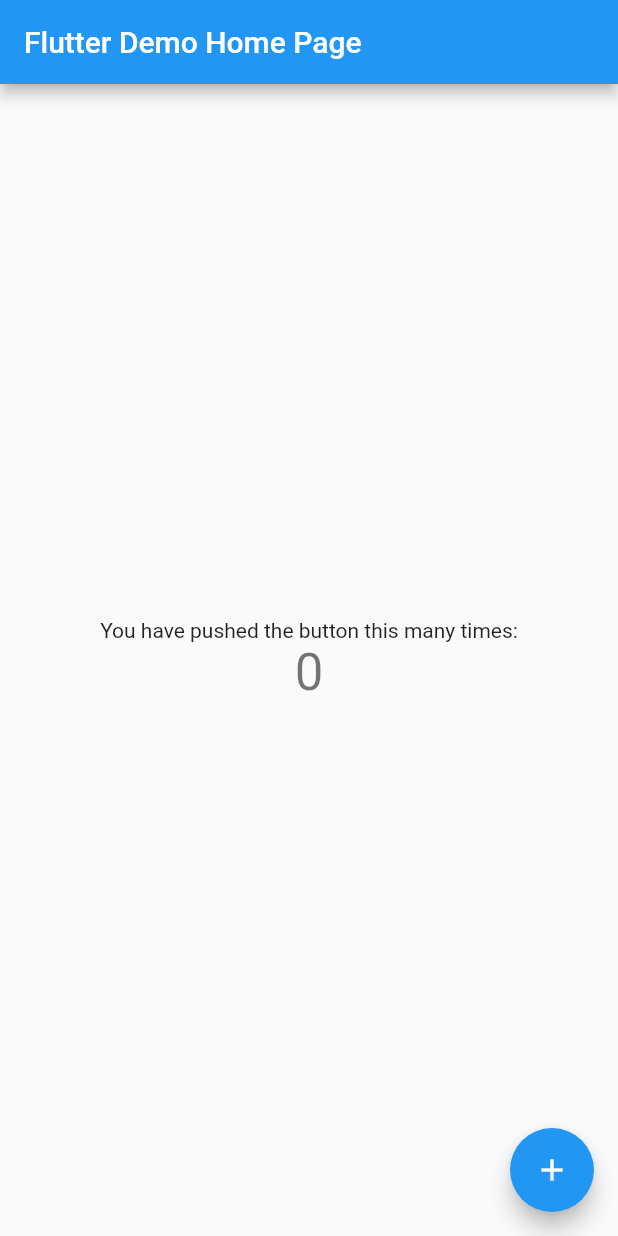
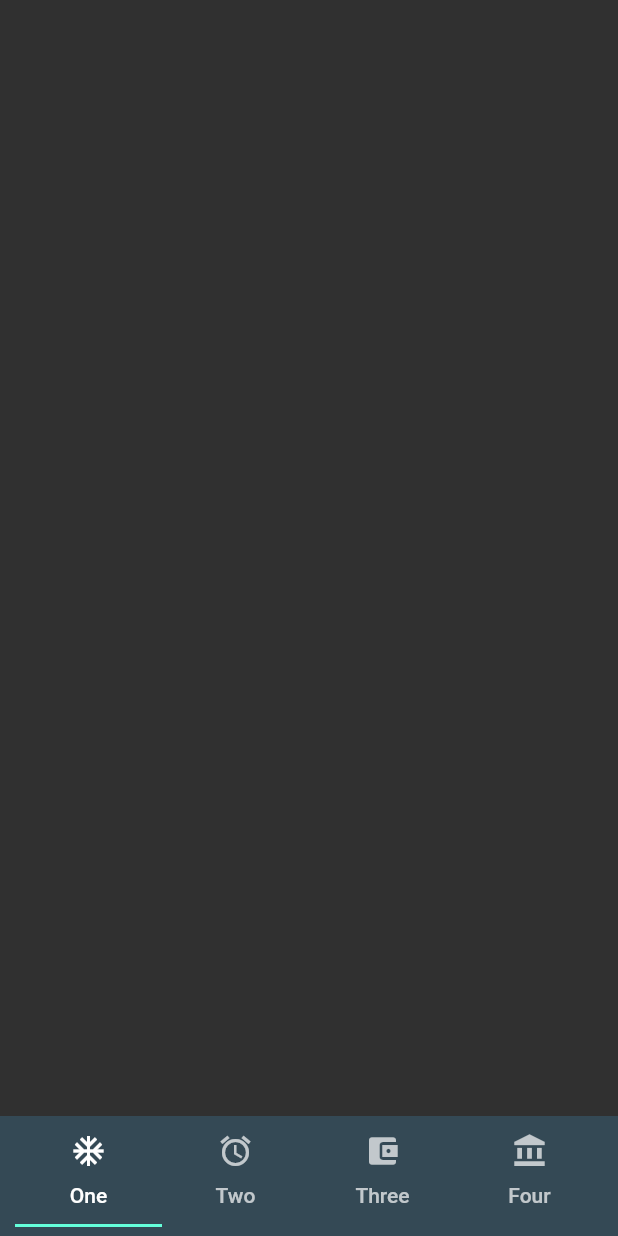
Before and after one commit to KellyInnovation/onechoice-app, a Flutter app: the screen it shows after launch, on a phone screen of 412 x 824 dp. Run offline on Flutter 3.47's test engine with Material 2 defaults, Android fonts, the phone set to English and light mode, and no system bars.

Commit message:
added in home page, theme, agent, views, sheets, cards, and utils

```diff
--- a/lib/main.dart
+++ b/lib/main.dart
@@ -1,111 +1,69 @@
+import 'package:one_choice/pages/home_page.dart';
 import 'package:flutter/material.dart';
+import 'package:one_choice/utils/themes.dart';
+import 'package:one_choice/widgets/onechoicedata_agent.dart';
 
-void main() => runApp(MyApp());
+typedef void OnError(Exception exception);
 
-class MyApp extends StatelessWidget {
-  // This widget is the root of your application.
+void main() => runApp(new MyMaterialApp());
+
+class MyMaterialApp extends StatefulWidget {
+  @override
+  MyMaterialAppState createState() {
+    return new MyMaterialAppState();
+  }
+}
+
+class MyMaterialAppState extends State<MyMaterialApp> {
   @override
   Widget build(BuildContext context) {
-    return MaterialApp(
-      title: 'Flutter Demo',
-      theme: ThemeData(
-        // This is the theme of your application.
-        //
-        // Try running your application with "flutter run". You'll see the
-        // application has a blue toolbar. Then, without quitting the app, try
-        // changing the primarySwatch below to Colors.green and then invoke
-        // "hot reload" (press "r" in the console where you ran "flutter run",
-        // or simply save your changes to "hot reload" in a Flutter IDE).
-        // Notice that the counter didn't reset back to zero; the application
-        // is not restarted.
-        primarySwatch: Colors.blue,
-      ),
-      home: MyHomePage(title: 'Flutter Demo Home Page'),
+    return new MaterialApp(
+        title: 'One Choice',
+        routes: {
+          MyHomePage.routeName: (_) => MyHomePage(),
+        },
+        debugShowCheckedModeBanner: false, theme: darkTheme, home:
+        OneChoiceDataAgent(
+        child:
+          new MyApp())
     );
   }
 }
 
-class MyHomePage extends StatefulWidget {
-  MyHomePage({Key key, this.title}) : super(key: key);
+class MyApp extends StatefulWidget {
+  @override
+  _MyAppState createState() => new _MyAppState();
+}
 
-  // This widget is the home page of your application. It is stateful, meaning
-  // that it has a State object (defined below) that contains fields that affect
-  // how it looks.
+class _MyAppState extends State<MyApp> {
 
-  // This class is the configuration for the state. It holds the values (in this
-  // case the title) provided by the parent (in this case the App widget) and
-  // used by the build method of the State. Fields in a Widget subclass are
-  // always marked "final".
-
-  final String title;
+  bool _isLoading = true;
 
   @override
-  _MyHomePageState createState() => _MyHomePageState();
-}
+  void initState() {
+    super.initState();
+    initPlatformState();
+  }
 
-class _MyHomePageState extends State<MyHomePage> {
-  int _counter = 0;
+  @override
+  void dispose() {
+    super.dispose();
+  }
 
-  void _incrementCounter() {
+  // Platform messages are asynchronous, so we initialize in an async method.
+  initPlatformState() async {
+    _isLoading = true;
+
+    if (!mounted) return;
     setState(() {
-      // This call to setState tells the Flutter framework that something has
-      // changed in this State, which causes it to rerun the build method below
-      // so that the display can reflect the updated values. If we changed
-      // _counter without calling setState(), then the build method would not be
-      // called again, and so nothing would appear to happen.
-      _counter++;
+      _isLoading = false;
     });
   }
 
   @override
   Widget build(BuildContext context) {
-    // This method is rerun every time setState is called, for instance as done
-    // by the _incrementCounter method above.
-    //
-    // The Flutter framework has been optimized to make rerunning build methods
-    // fast, so that you can just rebuild anything that needs updating rather
-    // than having to individually change instances of widgets.
-    return Scaffold(
-      appBar: AppBar(
-        // Here we take the value from the MyHomePage object that was created by
-        // the App.build method, and use it to set our appbar title.
-        title: Text(widget.title),
-      ),
-      body: Center(
-        // Center is a layout widget. It takes a single child and positions it
-        // in the middle of the parent.
-        child: Column(
-          // Column is also a layout widget. It takes a list of children and
-          // arranges them vertically. By default, it sizes itself to fit its
-          // children horizontally, and tries to be as tall as its parent.
-          //
-          // Invoke "debug painting" (press "p" in the console, choose the
-          // "Toggle Debug Paint" action from the Flutter Inspector in Android
-          // Studio, or the "Toggle Debug Paint" command in Visual Studio Code)
-          // to see the wireframe for each widget.
-          //
-          // Column has various properties to control how it sizes itself and
-          // how it positions its children. Here we use mainAxisAlignment to
-          // center the children vertically; the main axis here is the vertical
-          // axis because Columns are vertical (the cross axis would be
-          // horizontal).
-          mainAxisAlignment: MainAxisAlignment.center,
-          children: <Widget>[
-            Text(
-              'You have pushed the button this many times:',
-            ),
-            Text(
-              '$_counter',
-              style: Theme.of(context).textTheme.display1,
-            ),
-          ],
-        ),
-      ),
-      floatingActionButton: FloatingActionButton(
-        onPressed: _incrementCounter,
-        tooltip: 'Increment',
-        child: Icon(Icons.add),
-      ), // This trailing comma makes auto-formatting nicer for build methods.
+    return  OneChoiceDataAgent(
+        child: new MyHomePage()
     );
   }
 }
--- /dev/null
+++ b/lib/pages/home_page.dart
@@ -0,0 +1,59 @@
+import 'package:one_choice/sheets/bottom_sheet.dart';
+import 'package:flutter/material.dart';
+import 'package:one_choice/sheets/bottom_sheet.dart';
+import 'package:one_choice/widgets/onechoicedata_agent.dart';
+
+const TITLE = "One Choice";
+
+class MyHomePage extends StatelessWidget {
+  static final routeName = "/home";
+
+  MyHomePage({Key key}) : super(key: key);
+
+  @override
+  Widget build(BuildContext context) {
+    var ht = 80.0;
+    return
+      DefaultTabController(
+        length: 4,
+        child:
+        Scaffold(
+          body:
+          TabBarView(
+            children: [
+              Container(),
+              Container(),
+              Container(),
+              Container(),
+            ],
+          ),
+          bottomNavigationBar: BottomAppBar(
+            elevation: 0,
+            color: Color(0xff344955),
+            child: Container(
+              padding: EdgeInsets.symmetric(horizontal: 10.0),
+              height: ht,
+              child: Column(
+                children: <Widget>[
+                  MyBottomSheet(context),
+                  TabBar(
+                    tabs: [
+                      Tab(icon: Icon(Icons.ac_unit), text: "One",),
+                      Tab(icon: Icon(Icons.access_alarm), text: "Two",),
+                      Tab(icon: Icon(Icons.account_balance_wallet), text: "Three",),
+                      Tab(icon: Icon(Icons.account_balance), text: "Four",)
+                    ],
+                  ),
+                ],
+              ),
+            ),
+          ),
+        ),
+      );
+  }
+}
+
+
+/*
+
+ */
--- /dev/null
+++ b/lib/utils/themes.dart
@@ -0,0 +1,19 @@
+import 'package:flutter/material.dart';
+
+enum CurrentTheme { dark, light }
+
+
+final ThemeData darkTheme = new ThemeData(
+    brightness: Brightness.dark,
+    buttonColor: Colors.white,
+    unselectedWidgetColor: Colors.white,
+    primaryTextTheme:
+        new TextTheme(caption: new TextStyle(color: Colors.white)));
+
+final ThemeData lightTheme = new ThemeData(
+    primaryColor: Colors.blue,
+    backgroundColor: Colors.white,
+    buttonColor: Colors.black,
+    unselectedWidgetColor: Colors.white,
+    primaryTextTheme:
+        new TextTheme(caption: new TextStyle(color: Colors.white)));
--- /dev/null
+++ b/lib/widgets/onechoicedata_agent.dart
@@ -0,0 +1,142 @@
+import 'dart:math';
+import 'dart:ui' as ui;
+import 'dart:typed_data';
+import 'dart:async';
+import 'dart:io';
+import 'package:flutter/foundation.dart';
+import 'package:flutter/material.dart';
+import 'package:flutter/services.dart';
+
+class _InheritedPodcastAgentProvider extends InheritedWidget {
+  final _OneChoiceDataAgentState podcastAgent;
+
+  _InheritedPodcastAgentProvider({
+    Key key,
+    this.podcastAgent,
+    @required Widget child,
+  })  : assert(child != null),
+        super(key: key, child: child);
+
+  @override
+  bool updateShouldNotify(_InheritedPodcastAgentProvider old) => true;
+}
+
+class OneChoiceDataAgent extends StatefulWidget {
+  final Widget child;
+  final String type;
+
+  OneChoiceDataAgent(
+      {@required this.child, this.type});
+
+  static _OneChoiceDataAgentState of(BuildContext context) {
+    return (context.inheritFromWidgetOfExactType(_InheritedPodcastAgentProvider)
+    as _InheritedPodcastAgentProvider)
+        .podcastAgent;
+  }
+
+  @override
+  _OneChoiceDataAgentState createState() => _OneChoiceDataAgentState();
+}
+
+class _OneChoiceDataAgentState extends State<OneChoiceDataAgent> {
+
+  bool isPlaying = false;
+  String _currentDocID = "";
+  String _currentAudioFileURL = "";
+  String _currentImgURL = "";
+  String _currentTitle = "";
+
+  String _currentBlogDocID = "";
+  String _currentBlogImgURL = "";
+  String _currentBlogTitle = "";
+
+  String _primary;
+  String _secondary;
+
+  @override
+  void dispose() {
+    super.dispose();
+  }
+
+  @override
+  void initState() {
+
+  }
+
+  @override
+  Widget build(BuildContext context) {
+    return _InheritedPodcastAgentProvider(
+      podcastAgent: this,
+      child: widget.child,
+    );
+  }
+
+  getCurrentAudioFileURL(){
+    return _currentAudioFileURL;
+  }
+
+  getCurrentImgURL(){
+    return _currentImgURL;
+  }
+
+  getCurrentTitle(){
+    return _currentTitle;
+  }
+
+  getCurrentBlogDocID(){
+    return _currentBlogDocID;
+  }
+
+  getCurrentBlogImgURL(){
+    return _currentBlogImgURL;
+  }
+
+  getCurrentBlogTitle(){
+    return _currentBlogTitle;
+  }
+
+  setCurrentPodcast(String title, String imgUrl, String urlStr, String docID){
+    setState((){
+      _currentAudioFileURL = urlStr;
+      _currentImgURL = imgUrl;
+      _currentTitle = title;
+      _currentDocID = docID;
+    });
+  }
+
+  setCurrentBlog(String title, String imgUrl, String urlStr, String docID){
+    setState((){
+      _currentBlogImgURL = imgUrl;
+      _currentBlogTitle = title;
+      _currentBlogDocID = docID;
+    });
+  }
+
+
+
+  setAudioFileURL(String url){
+    setState(() {
+      _currentAudioFileURL = url;
+      isPlaying = true;
+    });
+  }
+
+  setAppState (String primary, String secondary){
+    setState((){
+      _primary = primary;
+      _secondary = secondary;
+    });
+  }
+
+  pause(){
+    setState(() {
+      isPlaying = false;
+    });
+  }
+
+  play(){
+    setState(() {
+      isPlaying = true;
+    });
+  }
+}
```
Also changed, not shown: lib/sheets/bottom_sheet.dart (added, +29 -0 lines), 1 other file.
